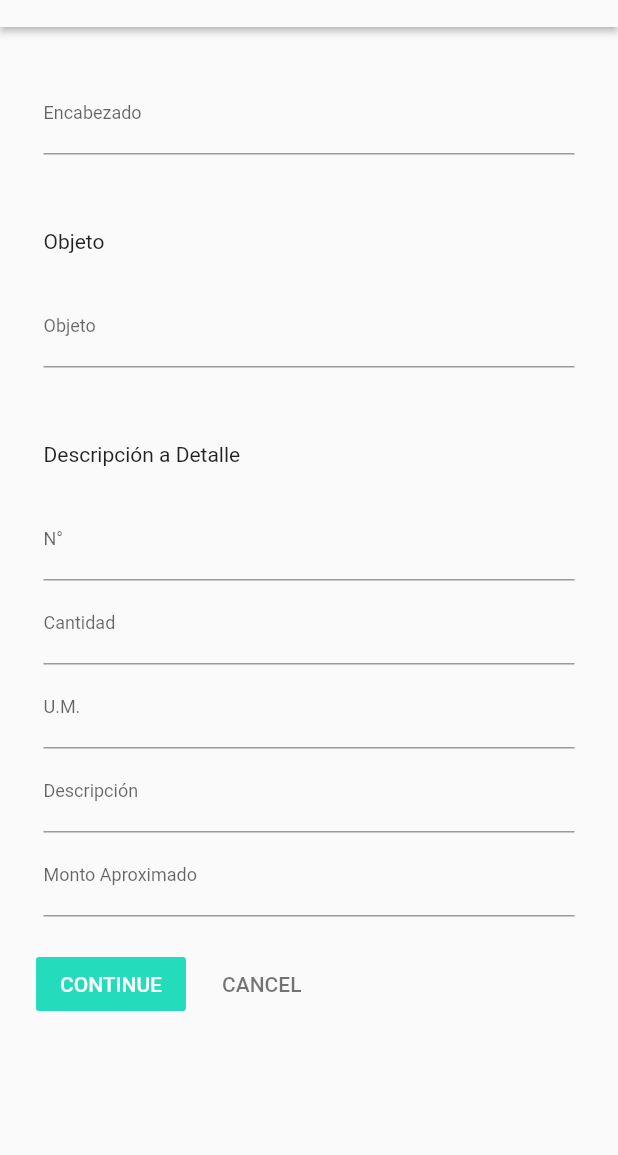
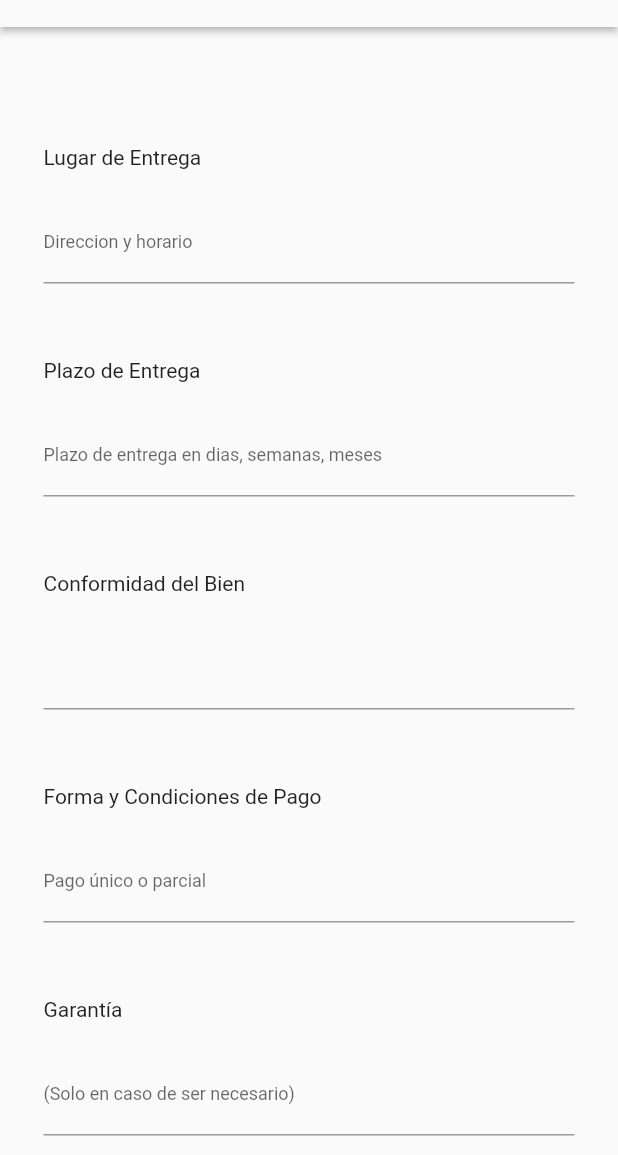
Before and after one commit to sharon1160/iknow, a Flutter app: the MyApp2 screen opened directly, after a tap on "CONTINUE", on a phone screen of 412 x 824 dp, the part 81-1236 px from its top. Run offline on Flutter 3.47's test engine with Material 2 defaults, Android fonts, the phone set to English and light mode, and no system bars; our stand-ins replace firebase_auth, firebase_core, flutter_signin_button, flutter_svg, google_sign_in; accounts and stored records are empty.

Commit message:
Updating specs form

```diff
--- a/iknow/lib/screens/plantillas/components/bienes/especificacion/especificacion_form_2.dart
+++ b/iknow/lib/screens/plantillas/components/bienes/especificacion/especificacion_form_2.dart
@@ -20,60 +20,58 @@ class _EspecificacionForm2State extends State<EspecificacionForm2> {
                 child: Column(
                   crossAxisAlignment: CrossAxisAlignment.stretch,
                   children: [
+                    Container(
+                      padding: const EdgeInsets.fromLTRB(0, 50, 0, 20),
+                      child: Text('Lugar de Entrega'),
+                    ),
                     TextFormField(
                       decoration:
                           InputDecoration(
-                            labelText: 'Encabezado',
+                            labelText: 'Direccion y horario',
                             labelStyle: TextStyle(fontSize: 12.0),
                           ),
                     ),
                     Container(
                       padding: const EdgeInsets.fromLTRB(0, 50, 0, 20),
-                      child: Text('Objeto'),
+                      child: Text('Plazo de Entrega'),
                     ),
                     TextFormField(
                       decoration:
                           InputDecoration(
-                            labelText: 'Objeto',
+                            labelText: 'Plazo de entrega en dias, semanas, meses',
                             labelStyle: TextStyle(fontSize: 12.0),
                           ),
                     ),
                     Container(
                       padding: const EdgeInsets.fromLTRB(0, 50, 0, 20),
-                      child: Text('Descripción a Detalle'),
+                      child: Text('Conformidad del Bien'),
                     ),
                     TextFormField(
                       decoration:
                           InputDecoration(
-                            labelText: 'N°',
+                            labelText: '',
                             labelStyle: TextStyle(fontSize: 12.0),
                           ),
+                    ),
+                    Container(
+                      padding: const EdgeInsets.fromLTRB(0, 50, 0, 20),
+                      child: Text('Forma y Condiciones de Pago'),
                     ),
                     TextFormField(
                       decoration:
                           InputDecoration(
-                            labelText: 'Cantidad',
+                            labelText: 'Pago único o parcial',
                             labelStyle: TextStyle(fontSize: 12.0),
                           ),
+                    ),
+                    Container(
+                      padding: const EdgeInsets.fromLTRB(0, 50, 0, 20),
+                      child: Text('Garantía'),
                     ),
                     TextFormField(
                       decoration:
                           InputDecoration(
-                            labelText: 'U.M.',
-                            labelStyle: TextStyle(fontSize: 12.0),
-                          ),
-                    ),
-                    TextFormField(
-                      decoration:
-                          InputDecoration(
-                            labelText: 'Descripción',
-                            labelStyle: TextStyle(fontSize: 12.0),
-                          ),
-                    ),
-                    TextFormField(
-                      decoration:
-                          InputDecoration(
-                            labelText: 'Monto Aproximado',
+                            labelText: '(Solo en caso de ser necesario)',
                             labelStyle: TextStyle(fontSize: 12.0),
                           ),
                     ),
```
Also changed, not shown: iknow/lib/screens/plantillas/components/bienes/especificacion/especificacion_form_1.dart (+0 -24 lines).
